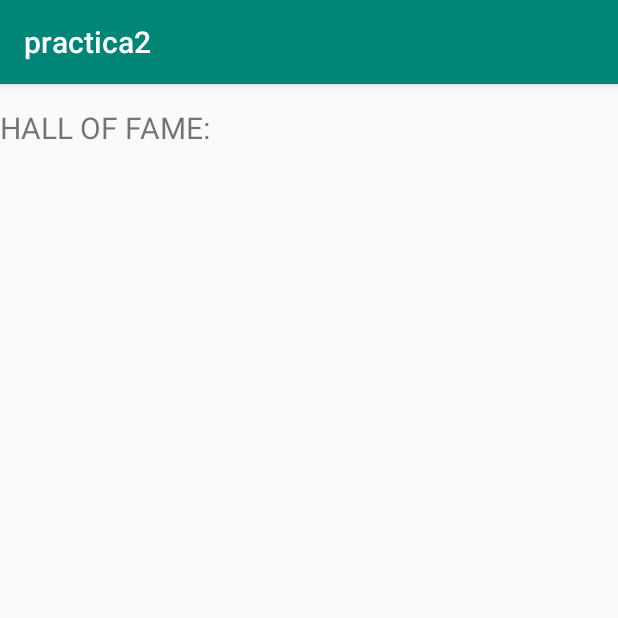
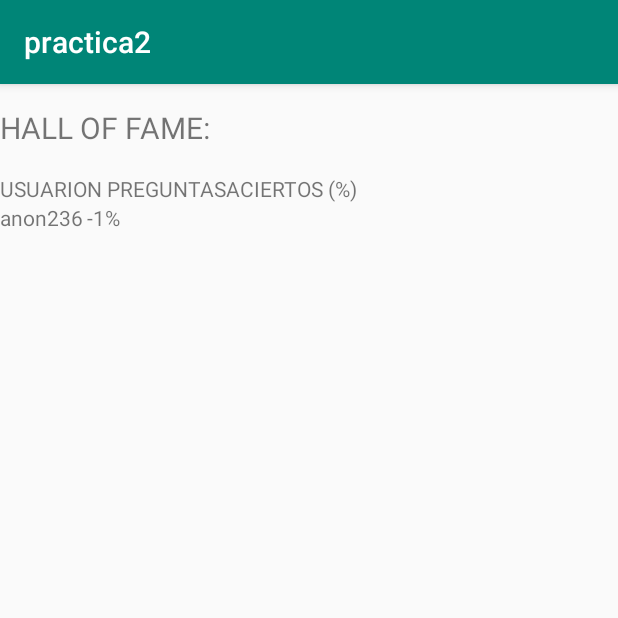
Before and after one commit to eemepeefe/androidas, an Android app: the ScoreActivity screen opened directly, with no data from a screen before it, on a phone screen of 412 x 824 dp, the top half of it. Run offline under Robolectric (Android 15) with nearby library versions, the phone set to English and light mode, and no system bars; our stand-ins replace Room's generated code.

Commit message:
Tabla de puntuaciones hecha, falta solucionar algunos errores

```diff
--- a/P2/app/src/main/java/com/example/eva/practica2/MainActivity.java
+++ b/P2/app/src/main/java/com/example/eva/practica2/MainActivity.java
@@ -56,9 +56,11 @@ public class MainActivity extends AppCompatActivity {
 
         db  = AppDatabase.getAppDatabase(this);
         dao = db.userDao();
+
         player_settings = dao.getLastUser();
 
-        if(player_settings.getScore()!=-1){
+        if(player_settings==null || (player_settings.getScore()!=-1) ){
+            System.out.println("ENTRA");
             //if no se ha creado config
             AlertDialog.Builder alertDialogBuilder = new AlertDialog.Builder(
                     MainActivity.this);
@@ -73,7 +75,7 @@ public class MainActivity extends AppCompatActivity {
                     .setPositiveButton("Continuar como anónimo",new DialogInterface.OnClickListener() {
                         public void onClick(DialogInterface dialog,int id) {
                             Random rnd = new Random();
-                            int useraux = rnd.nextInt(1000);
+                            int useraux = (int) rnd.nextInt(1000);
                             String username = "anon"+useraux;
                             user = new User();
                             user.setUsername(username);
@@ -85,7 +87,6 @@ public class MainActivity extends AppCompatActivity {
                                 user.setCategory("rock");
                             else
                                 user.setCategory("indie");
-
                             dao.insertAll(user);
                             player_settings = dao.getLastUser();
                         }
@@ -106,7 +107,6 @@ public class MainActivity extends AppCompatActivity {
 
 
 
-
         //le doy a elegir a continuar como anon o volver atrás o sea que me falta aquí un pop up o algo de eso
         //si continuo como anon inserto un anon+numero random en la bd
 
@@ -121,6 +121,7 @@ public class MainActivity extends AppCompatActivity {
         totalpreguntas = (TextView) findViewById(R.id.totalpreguntas);
         aciertosfallos = (TextView) findViewById(R.id.aciertosfallos);
 
+        if(player_settings!=null) {
 
             //Opciones de la partida desde la bd y datos necesarios para la misma
             System.out.println("Tu usuario es " + player_settings.getUsername());
@@ -166,10 +167,10 @@ public class MainActivity extends AppCompatActivity {
 
 
             //Botones respuesta
-        answer1.setOnClickListener(new View.OnClickListener(){
+            answer1.setOnClickListener(new View.OnClickListener() {
                 @Override
-            public void onClick(View v){
-                if (answer1.getText() == correctAnswer){
+                public void onClick(View v) {
+                    if (answer1.getText() == correctAnswer) {
                         aciertos++;
                         mediaPlayer.stop();
                         siguientePregunta();
@@ -181,10 +182,10 @@ public class MainActivity extends AppCompatActivity {
                 }
             });
 
-        answer2.setOnClickListener(new View.OnClickListener(){
+            answer2.setOnClickListener(new View.OnClickListener() {
                 @Override
-            public void onClick(View v){
-                if (answer2.getText() == correctAnswer){
+                public void onClick(View v) {
+                    if (answer2.getText() == correctAnswer) {
                         aciertos++;
                         mediaPlayer.stop();
                         siguientePregunta();
@@ -196,10 +197,10 @@ public class MainActivity extends AppCompatActivity {
                 }
             });
 
-        answer3.setOnClickListener(new View.OnClickListener(){
+            answer3.setOnClickListener(new View.OnClickListener() {
                 @Override
-            public void onClick(View v){
-                if (answer3.getText() == correctAnswer){
+                public void onClick(View v) {
+                    if (answer3.getText() == correctAnswer) {
                         aciertos++;
                         mediaPlayer.stop();
                         siguientePregunta();
@@ -211,10 +212,10 @@ public class MainActivity extends AppCompatActivity {
                 }
             });
 
-        answer4.setOnClickListener(new View.OnClickListener(){
+            answer4.setOnClickListener(new View.OnClickListener() {
                 @Override
-            public void onClick(View v){
-                if (answer4.getText() == correctAnswer){
+                public void onClick(View v) {
+                    if (answer4.getText() == correctAnswer) {
                         aciertos++;
                         mediaPlayer.stop();
                         siguientePregunta();
@@ -225,6 +226,7 @@ public class MainActivity extends AppCompatActivity {
                     }
                 }
             });
+        }
     }
 
 
@@ -242,8 +244,10 @@ public class MainActivity extends AppCompatActivity {
 
         } else {
             Intent intent = new Intent(MainActivity.this, EndGameActivity.class);
-            int scoreaux = (aciertos/numQuestions)*100;
-            dao.setScore(player_settings.getId(), scoreaux);
+            float scoreaux = (float)aciertos/numQuestions;
+            scoreaux=scoreaux*100;
+            System.out.println(scoreaux);
+            dao.setScore(player_settings.getId(), (int)scoreaux);
             //Mandar aciertos y fallos en el intent a la siguiente actividad
             Bundle bundle = new Bundle();
             bundle.putInt("ACIERTOS", aciertos);
--- a/P2/app/src/main/java/com/example/eva/practica2/ScoreActivity.java
+++ b/P2/app/src/main/java/com/example/eva/practica2/ScoreActivity.java
@@ -4,6 +4,7 @@ import android.support.v7.app.AppCompatActivity;
 import android.os.Bundle;
 import android.widget.TableLayout;
 import android.widget.TableRow;
+import android.widget.TextView;
 
 import java.util.ArrayList;
 import java.util.List;
@@ -16,7 +17,10 @@ public class ScoreActivity extends AppCompatActivity {
     private List<User> topten;
 
     private TableLayout table;
-    private TableRow tablerow;
+    private TextView usernameview;
+    private TextView difficultyview;
+    private TextView scoreview;
+
     @Override
     protected void onCreate(Bundle savedInstanceState) {
         super.onCreate(savedInstanceState);
@@ -24,52 +28,51 @@ public class ScoreActivity extends AppCompatActivity {
 
         db  = AppDatabase.getAppDatabase(this);
         dao = db.userDao();
-
-        table = (TableLayout) findViewById(R.id.main_table);
-        tablerow = (TableRow) findViewById(R.id.tablerow);
-
-
         topten = new ArrayList<User>();
         topten = dao.getTopTen();
 
-        /*TextView[] textArray = new TextView[productsList.length()];
-        TableRow[] tr_head = new TableRow[productsList.length()];
+        table = (TableLayout) findViewById(R.id.main_table);
 
-        for(int i=0; i<productsList.length();i++){
-            JSONObject product = productsList.getJSONObject(i);
-            JSONObject productData = product.getJSONObject("Product");
-            String productDescription = productData.getString("description");
+        TableRow contentrow= new TableRow(this);
+        TableRow.LayoutParams lpcontent = new TableRow.LayoutParams(TableRow.LayoutParams.WRAP_CONTENT);
+        contentrow.setLayoutParams(lpcontent);
+        usernameview = new TextView(this);
+        difficultyview = new TextView(this);
+        scoreview = new TextView(this);
+        usernameview.setText("USUARIO");
+        difficultyview.setText("N PREGUNTAS");
+        scoreview.setText("ACIERTOS (%)");
+        contentrow.addView(usernameview);
+        contentrow.addView(difficultyview);
+        contentrow.addView(scoreview);
+        table.addView(contentrow,0);
 
-//Create the tablerows
-            tr_head[i] = new TableRow(this);
-            tr_head[i].setId(i+1);
-            tr_head[i].setBackgroundColor(Color.GRAY);
-            tr_head[i].setLayoutParams(new LayoutParams(
-                    LayoutParams.MATCH_PARENT,
-                    LayoutParams.WRAP_CONTENT));
+        for (int i = 0; i<topten.size(); i++){
+            TableRow row= new TableRow(this);
+            TableRow.LayoutParams lp = new TableRow.LayoutParams(TableRow.LayoutParams.WRAP_CONTENT);
+            row.setLayoutParams(lp);
 
-            // Here create the TextView dynamically
+            usernameview = new TextView(this);
+            difficultyview = new TextView(this);
+            scoreview = new TextView(this);
 
-            textArray[i] = new TextView(this);
-            textArray[i].setId(i+111);
-            textArray[i].setText(productDescription);
-            textArray[i].setTextColor(Color.WHITE);
-            textArray[i].setPadding(5, 5, 5, 5);
-            tr_head[i].addView(textArray[i]);
-// Add each table row to table layout
+            if (topten.get(i)!=null) {
+                usernameview.setText(topten.get(i).getUsername());
+                //EL GETDIFFICULTY NO FUNCA
+                //difficultyview.setText(topten.get(i).getDifficulty()+  " questions");
+                scoreview.setText(topten.get(i).getScore() + "%");
+            }
 
-            tl.addView(tr_head[i], new TableLayout.LayoutParams(
-                    LayoutParams.MATCH_PARENT,
-                    LayoutParams.WRAP_CONTENT));
+            row.addView(usernameview);
+            //row.addView(difficultyview);
+            row.addView(scoreview);
+            table.addView(row,i+1);
 
-        } // end of for loop
+        }
 
-        for (int i = 0; i<10; i++){
-            topten.get(i).getUsername();
-            topten.get(i).getDifficulty();
-            topten.get(i).getScore();
-        }
-*/
+
+
+
         //aquí tengo que tener yo una tablita con jugadores y scores
         //que almaceno de forma persistente, o sea se que
         //creo que los voy a tener en la bd y haré una query ordenando
--- a/P2/app/src/main/res/layout/activity_score.xml
+++ b/P2/app/src/main/res/layout/activity_score.xml
@@ -24,12 +24,7 @@
         android:layout_marginTop="60dp"
         android:layout_height="wrap_content"
         android:layout_width="match_parent">
-        <TableRow
-            android:id="@+id/tablerow">
-            <TextView android:id="@+id/usernamerow"/>
-            <TextView android:id="@+id/difficultyrow"/>
-            <TextView android:id="@+id/scorerow"/>
-        </TableRow>
+
     </TableLayout>
 
 
```
Lines whose indentation alone changed are shown as unchanged.
